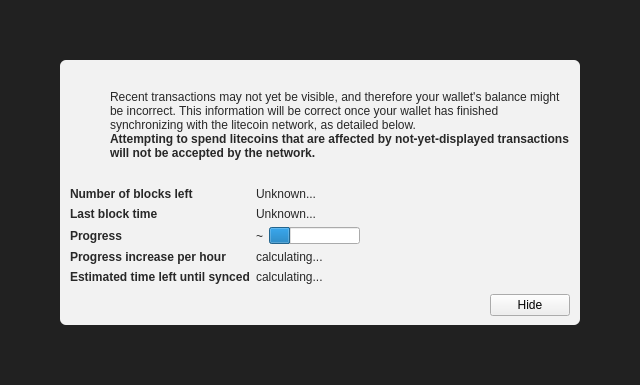
This is src/qt/forms/modaloverlay.ui in CptMgm/Stonkscoin as Qt 5 draws it before an edit. The edited form follows.
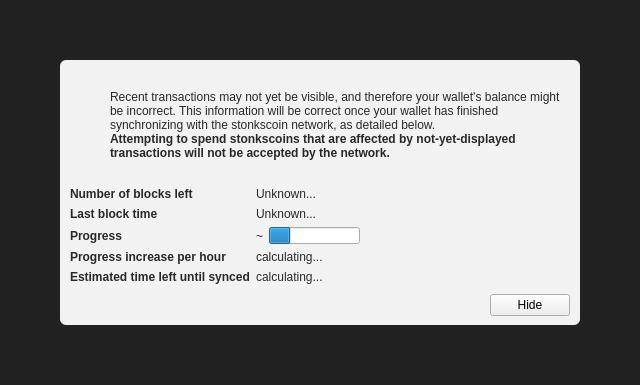
This is the edited form. Icons and pictures are not drawn. Custom widgets are drawn as their Qt base class.

The edit to the form file:
```diff
--- a/src/qt/forms/modaloverlay.ui
+++ b/src/qt/forms/modaloverlay.ui
@@ -130,7 +130,7 @@
              <item>
               <widget class="QLabel" name="infoText">
                <property name="text">
-                <string>Recent transactions may not yet be visible, and therefore your wallet's balance might be incorrect. This information will be correct once your wallet has finished synchronizing with the litecoin network, as detailed below.</string>
+                <string>Recent transactions may not yet be visible, and therefore your wallet's balance might be incorrect. This information will be correct once your wallet has finished synchronizing with the stonkscoin network, as detailed below.</string>
                </property>
                <property name="textFormat">
                 <enum>Qt::RichText</enum>
@@ -149,7 +149,7 @@
                 </font>
                </property>
                <property name="text">
-                <string>Attempting to spend litecoins that are affected by not-yet-displayed transactions will not be accepted by the network.</string>
+                <string>Attempting to spend stonkscoins that are affected by not-yet-displayed transactions will not be accepted by the network.</string>
                </property>
                <property name="textFormat">
                 <enum>Qt::RichText</enum>
```
